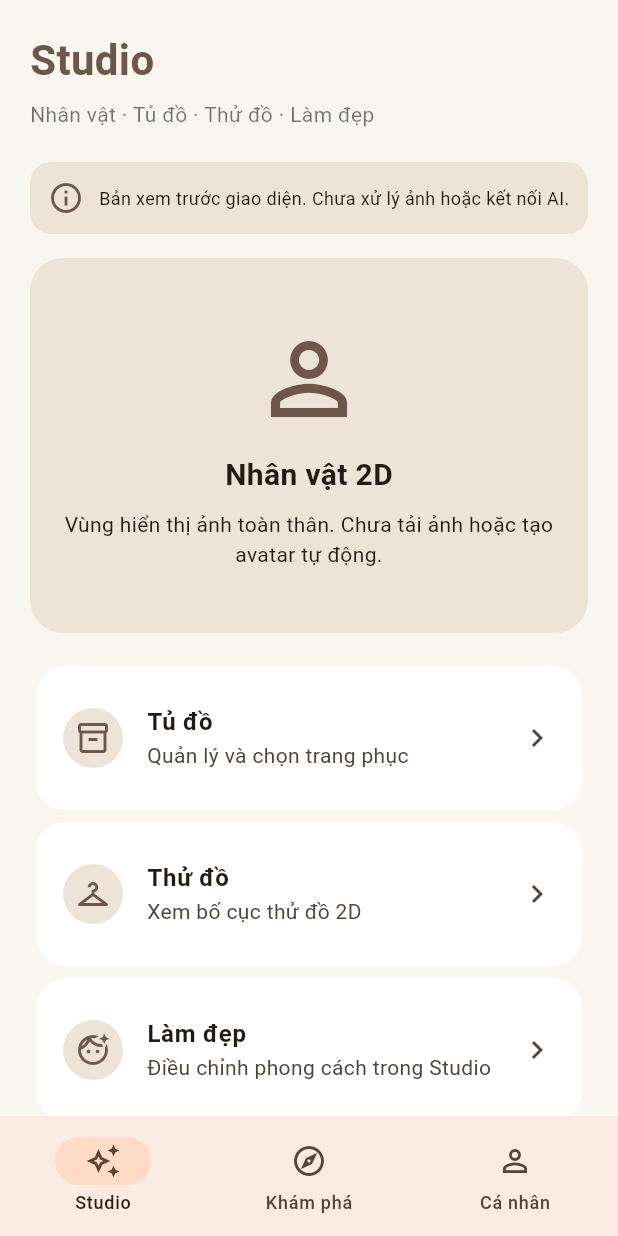
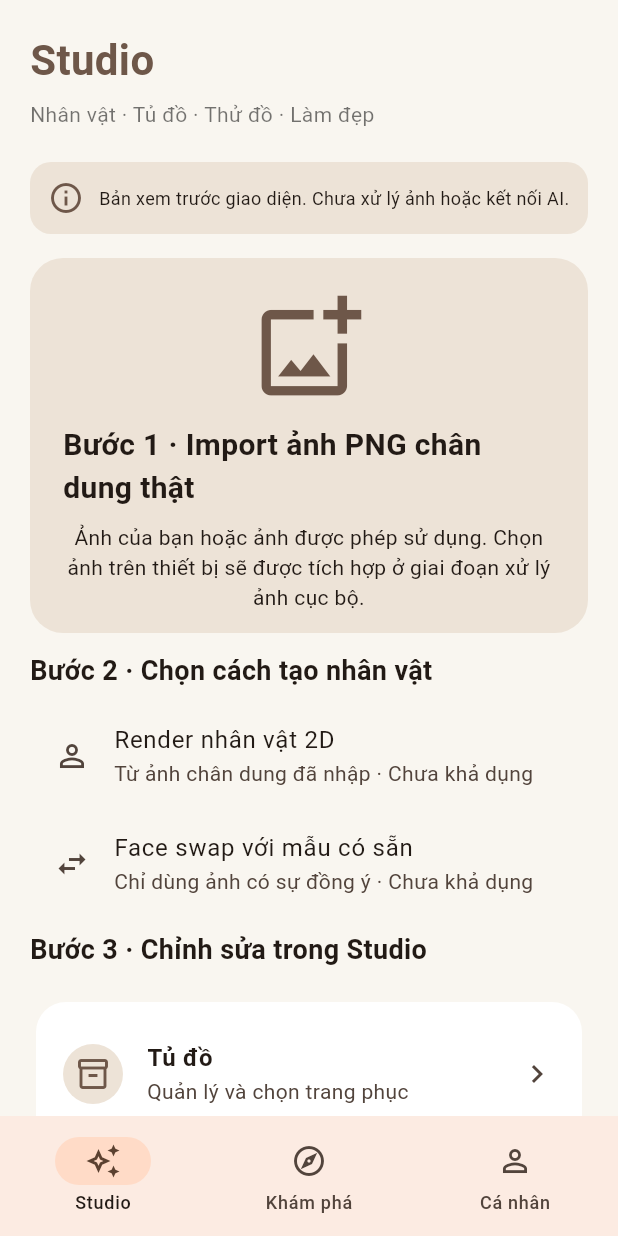
Before and after one commit to chiendollar0/PYINCC-FASHONAI, a Flutter app: the HomeShell screen opened directly, on a phone screen of 412 x 824 dp. Run offline on Flutter 3.47's test engine with Material 3 defaults, Android fonts, the light colour scheme and no system bars.

Commit message:
feat(studio): establish portrait PNG import before character render or consent-based face swap

```diff
--- a/lib/main.dart
+++ b/lib/main.dart
@@ -107,8 +107,17 @@ class UnifiedStudioScreen extends StatelessWidget {
     children: [
       const DemoNotice(),
       const SizedBox(height: 16),
-      const PreviewPanel(icon: Icons.person_outline, title: 'Nhân vật 2D',
-        caption: 'Vùng hiển thị ảnh toàn thân. Chưa tải ảnh hoặc tạo avatar tự động.'),
+      const PreviewPanel(icon: Icons.add_photo_alternate_outlined, title: 'Bước 1 · Import ảnh PNG chân dung thật',
+        caption: 'Ảnh của bạn hoặc ảnh được phép sử dụng. Chọn ảnh trên thiết bị sẽ được tích hợp ở giai đoạn xử lý ảnh cục bộ.'),
+      const SizedBox(height: 12),
+      const Text('Bước 2 · Chọn cách tạo nhân vật', style: TextStyle(fontSize: 18, fontWeight: FontWeight.bold)),
+      const SizedBox(height: 8),
+      const ListTile(leading: Icon(Icons.person_outline), title: Text('Render nhân vật 2D'),
+        subtitle: Text('Từ ảnh chân dung đã nhập · Chưa khả dụng')),
+      const ListTile(leading: Icon(Icons.swap_horiz), title: Text('Face swap với mẫu có sẵn'),
+        subtitle: Text('Chỉ dùng ảnh có sự đồng ý · Chưa khả dụng')),
+      const SizedBox(height: 8),
+      const Text('Bước 3 · Chỉnh sửa trong Studio', style: TextStyle(fontSize: 18, fontWeight: FontWeight.bold)),
       const SizedBox(height: 18),
       FeatureTile(icon: Icons.inventory_2_outlined, title: 'Tủ đồ',
         detail: 'Quản lý và chọn trang phục', onTap: () => Navigator.push(context,
```
